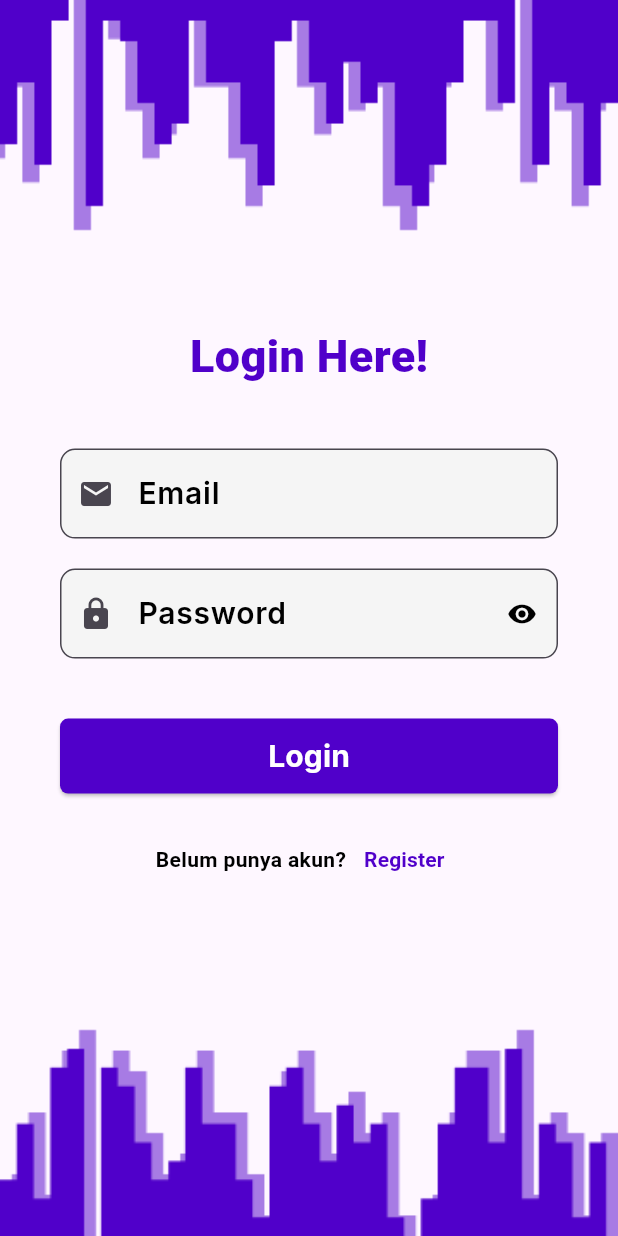
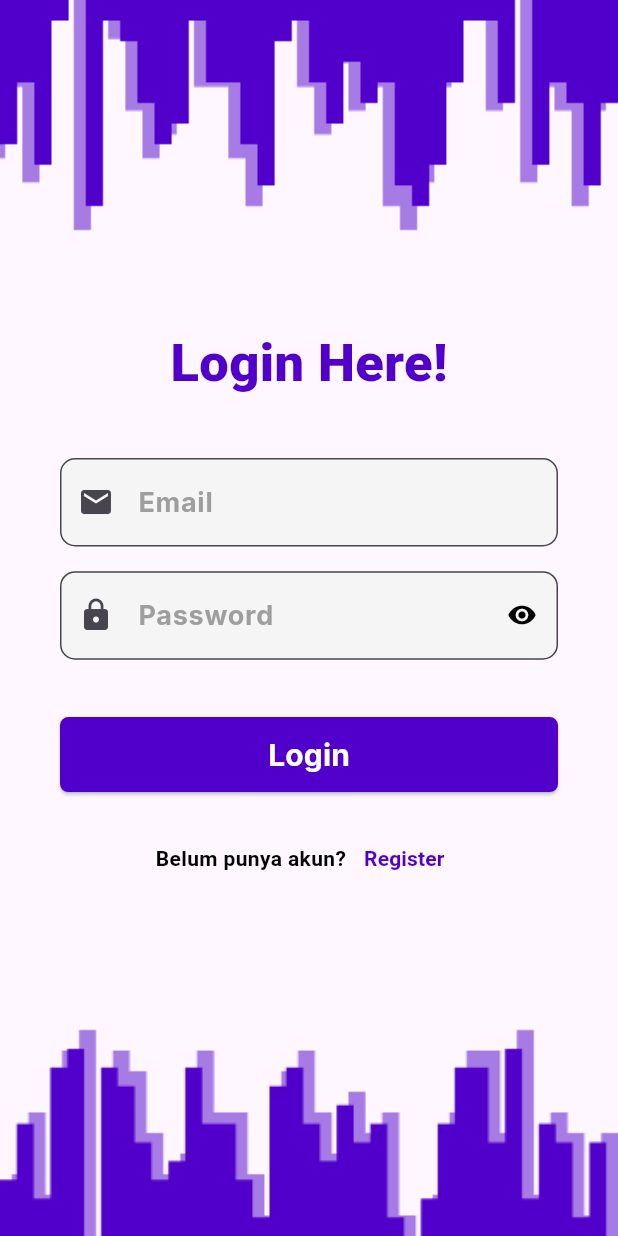
Before and after one commit to AhnafFaizS/Read_Hub, a Flutter app: the screen it shows after launch, after a tap on "Login", on a phone screen of 412 x 824 dp. Run offline on Flutter 3.47's test engine with Material 3 defaults, Android fonts, the phone set to English and light mode, and no system bars; drawn by our look-alikes of auto_size_text; our stand-ins replace dio, email_validator, get, get_storage, google_fonts, pretty_dio_logger.

Commit message:
update slicing design responsif

```diff
--- a/lib/app/components/customPopulerBuku.dart
+++ b/lib/app/components/customPopulerBuku.dart
@@ -44,7 +44,7 @@ class CustomPopulerBuku extends StatelessWidget {
 
     double totalHeight = ((items.length / kartuPerBaris) * (tinggiKartu + spacingVertikal)) + spacingVertikal;
      return Container(
-       height: totalHeight,
+       height: MediaQuery.of(context).size.height * 0.5,
       child: GridView.builder(
         gridDelegate: const SliverGridDelegateWithFixedCrossAxisCount(
           crossAxisCount: 3,
--- a/lib/app/data/constant/endpoint.dart
+++ b/lib/app/data/constant/endpoint.dart
@@ -1,6 +1,6 @@
 class Endpoint {
   static const String baseUrlApi =
-      "http://192.168.220.229:8000/api/users/";
+      "http://192.168.43.21:8000/api/users/";
 
   static const String register = "${baseUrlApi}registrasi";
   static const String login = "${baseUrlApi}login";
--- a/lib/app/modules/home/views/home_view.dart
+++ b/lib/app/modules/home/views/home_view.dart
@@ -44,7 +44,7 @@ class HomeView extends GetView<HomeController> {
         width: width,
         height : height,
         child: Padding(
-          padding: const EdgeInsets.symmetric(horizontal: 20, vertical: 20),
+          padding: const EdgeInsets.symmetric(horizontal: 20),
           child: SingleChildScrollView(
             child: Column(
               mainAxisAlignment: MainAxisAlignment.start,
--- a/lib/app/modules/login/views/login_view.dart
+++ b/lib/app/modules/login/views/login_view.dart
@@ -17,13 +17,18 @@ class LoginView extends GetView<LoginController> {
     const Color buttonColor = Color(0xFF5000CA);
     const Color backgroundInput = Color(0xFFF5F5F5);
 
-    // Variabel menampung lebar dan tinggi
-    final width = MediaQuery.of(context).size.width;
-    final height = MediaQuery.of(context).size.height;
+    // Font Size
+    double heading = 35.0;
+    double textField = 18.0;
+    double textButton = 20.0;
+
+    // Size
+    double width = MediaQuery.of(context).size.width;
+    double height = MediaQuery.of(context).size.height;
 
     return Scaffold(
       body: SingleChildScrollView(
-        child: Container(
+        child: SizedBox(
           width: width,
           height: height,
           child: Form(
@@ -50,7 +55,7 @@ class LoginView extends GetView<LoginController> {
                           'Login Here!',
                           style: GoogleFonts.holtwoodOneSc(
                             color: buttonColor,
-                            fontSize: 30.0,
+                            fontSize: heading,
                             fontWeight: FontWeight.w800,
                           ),
                         ),
@@ -61,11 +66,11 @@ class LoginView extends GetView<LoginController> {
                           crossAxisAlignment: CrossAxisAlignment.start,
                           children: [
                             Padding(
-                              padding: const EdgeInsets.symmetric(horizontal: 40, vertical: 10),
+                              padding: EdgeInsets.symmetric(horizontal: 40, vertical: height * 0.010),
                               child: TextFormField(
                                 style: GoogleFonts.inter(
-                                    fontSize: 20,
-                                    fontWeight: FontWeight.w600,
+                                    fontSize: textField,
+                                    fontWeight: FontWeight.w700,
                                     color: Colors.black
                                 ),
                                controller: controller.emailController,
@@ -75,15 +80,15 @@ class LoginView extends GetView<LoginController> {
                                   prefixIcon: const Icon(Icons.email),
                                   hintText: 'Email',
                                   hintStyle: GoogleFonts.inter(
-                                      fontSize: 20,
-                                      fontWeight: FontWeight.w600,
-                                      color: Colors.black
+                                      fontSize: textField,
+                                      fontWeight: FontWeight.w700,
+                                      color: Colors.grey
                                   ),
                                   border: OutlineInputBorder(
                                     borderRadius: BorderRadius.circular(10),
                                   ),
                                   contentPadding: const EdgeInsets.symmetric(
-                                      vertical: 15.0, horizontal: 20.0),
+                                      vertical: 16.0, horizontal: 20.0),
                                 ),
                                 validator: (value){
                                   if (value!.isEmpty){
@@ -106,12 +111,12 @@ class LoginView extends GetView<LoginController> {
                           crossAxisAlignment: CrossAxisAlignment.start,
                           children: [
                             Padding(
-                                padding: const EdgeInsets.symmetric(horizontal: 40, vertical: 10),
+                                padding: EdgeInsets.symmetric(horizontal: 40, vertical: height * 0.010),
                                 child: Obx(()=>
                                     TextFormField(
                                       style: GoogleFonts.inter(
-                                          fontSize: 20,
-                                          fontWeight: FontWeight.w600,
+                                          fontSize: textField,
+                                          fontWeight: FontWeight.w700,
                                           color: Colors.black
                                       ),
                                       controller: controller.passwordController,
@@ -134,19 +139,33 @@ class LoginView extends GetView<LoginController> {
                                         ),
                                         hintText: 'Password',
                                         hintStyle: GoogleFonts.inter(
-                                          fontSize: 20,
-                                          fontWeight: FontWeight.w600,
-                                          color: Colors.black,
+                                            fontSize: textField,
+                                            fontWeight: FontWeight.w700,
+                                            color: Colors.grey
                                         ),
                                         border: OutlineInputBorder(
                                           borderRadius: BorderRadius.circular(10),
                                         ),
                                         contentPadding: const EdgeInsets.symmetric(
-                                            vertical: 15.0, horizontal: 20.0),
+                                            vertical: 16.0, horizontal: 20.0),
                                       ),
-                                      validator: (value){
-                                        if (value!.isEmpty){
-                                          return 'Password tidak boleh kosong!';
+                                      validator: (value) {
+                                        if (value!.isEmpty) {
+                                          return 'Please input password';
+                                        } else if (value.length < 8){
+                                          return 'Panjang password harus lebih dari 8';
+                                        }
+                                        // Validasi setidaknya satu huruf besar
+                                        else if (!value.contains(RegExp(r'[A-Z]'))) {
+                                          return 'Password harus mengandung satu huruf besar';
+                                        }
+                                        // Validasi setidaknya satu karakter khusus
+                                        else if (!value.contains(RegExp(r'[!@#$%^&*(),.?":{}|<>]'))) {
+                                          return 'Password harus mengandung satu karakter khusus';
+                                        }
+                                        // Validasi setidaknya satu angka
+                                        else if (!value.contains(RegExp(r'[0-9]'))) {
+                                          return 'Password harus mengandung minimal 1 angka';
                                         }
                                         return null;
                                       },
@@ -178,7 +197,7 @@ class LoginView extends GetView<LoginController> {
                                       child: Text(
                                         "Login",
                                         style: GoogleFonts.inter(
-                                            fontSize: 20,
+                                            fontSize: textButton,
                                             fontWeight: FontWeight.w700,
                                             color: Colors.white),
                                       )
@@ -204,7 +223,7 @@ class LoginView extends GetView<LoginController> {
                                     ),
                                     TextButton(
                                       onPressed: (){
-                                        Get.to( Get.toNamed(Routes.REGISTER), transition: Transition.fadeIn);
+                                        Get.offAllNamed(Routes.REGISTER);
                                       },
                                       child: FittedBox(
                                         child: Text('Register',
--- a/lib/app/modules/onboarding/views/onboarding_view.dart
+++ b/lib/app/modules/onboarding/views/onboarding_view.dart
@@ -16,8 +16,7 @@ class OnboardingView extends GetView<OnboardingController> {
 
     return Scaffold(
 
-      body: Container(
-        child: Center(
+      body: Center(
         child: Column(
           mainAxisAlignment: MainAxisAlignment.spaceBetween,
           children: [
@@ -31,7 +30,11 @@ class OnboardingView extends GetView<OnboardingController> {
             ),
 
             SizedBox(
+              child: Padding(
+                padding: const EdgeInsets.symmetric(horizontal: 50),
                 child: Column(
+                  mainAxisAlignment: MainAxisAlignment.center,
+                  crossAxisAlignment: CrossAxisAlignment.center,
                   children: [
                     Image.asset(
                         'assets/images/splash/logo_readhub.png'
@@ -51,28 +54,25 @@ class OnboardingView extends GetView<OnboardingController> {
                       ),
                     ),
 
-                    Padding(
-                        padding: const EdgeInsets.symmetric(vertical: 10, horizontal: 50),
-                        child: Center(
+                    Center(
                       child: AutoSizeText(
                         '"READ HUB" bisa diartikan sebagai "pusat membaca" '
                             'dalam bahasa Inggris. "READ" mencerminkan aksi membaca, '
                             'sedangkan "HUB" menunjukkan pusat atau tempat kumpulan.',
                         style: GoogleFonts.holtwoodOneSc(
                           color: textColor,
-                              fontSize: 14.0,
+                          fontSize: 12.0,
                           fontWeight: FontWeight.w500,
                         ),
-                            minFontSize: 12.0,
-                            maxFontSize: 16.0,
-                            maxLines: 3,
+                        minFontSize: 10.0,
+                        maxFontSize: 12.0,
+                        maxLines: 5,
                         textAlign: TextAlign.center,
                       ),
-                        )
                     ),
 
                     Padding(
-                        padding: const EdgeInsets.symmetric(vertical: 50, horizontal: 50),
+                        padding: const EdgeInsets.symmetric(vertical: 40),
                         child: Column(
                           children: [
                             SizedBox(
@@ -122,6 +122,7 @@ class OnboardingView extends GetView<OnboardingController> {
                   ],
                 ),
               ),
+            ),
 
             Flexible(
               flex: 1,
@@ -133,7 +134,6 @@ class OnboardingView extends GetView<OnboardingController> {
             ),
           ],
         ),
-        ),
       )
     );
   }
--- a/lib/app/modules/splash/views/splash_view.dart
+++ b/lib/app/modules/splash/views/splash_view.dart
@@ -36,14 +36,23 @@ class SplashView extends GetView<SplashController> {
                     width: double.infinity,
                   ),
                 ),
-                Image.asset(
-                    'assets/images/splash/logo_readhub.png'
-                ),
 
-                const CircularProgressIndicator(
-                  color: Colors.black,
-                  backgroundColor: Colors.grey,
-                  valueColor: AlwaysStoppedAnimation<Color>(Color(0xFF5000CA)),
+                Column(
+                  crossAxisAlignment: CrossAxisAlignment.center,
+                  mainAxisAlignment: MainAxisAlignment.center,
+                  children: [
+                    Padding(
+                      padding: const EdgeInsets.only(bottom: 30),
+                      child: Image.asset(
+                          'assets/images/splash/logo_readhub.png'
+                      ),
+                    ),
+                    const CircularProgressIndicator(
+                      color: Colors.black,
+                      backgroundColor: Colors.grey,
+                      valueColor: AlwaysStoppedAnimation<Color>(Color(0xFF5000CA)),
+                    ),
+                  ],
                 ),
 
                 Flexible(
--- a/lib/app/routes/app_pages.dart
+++ b/lib/app/routes/app_pages.dart
@@ -41,16 +41,19 @@ class AppPages {
       name: _Paths.LOGIN,
       page: () => const LoginView(),
       binding: LoginBinding(),
+      transition: Transition.cupertino
     ),
     GetPage(
       name: _Paths.ONBOARDING,
       page: () => const OnboardingView(),
       binding: OnboardingBinding(),
+      transition: Transition.cupertinoDialog
     ),
     GetPage(
       name: _Paths.REGISTER,
       page: () => const RegisterView(),
       binding: RegisterBinding(),
+      transition: Transition.cupertinoDialog
     ),
     GetPage(
       name: _Paths.DASHBOARD,
```
Also changed, not shown: lib/app/modules/login/controllers/login_controller.dart (+31 -14 lines), lib/app/modules/register/controllers/register_controller.dart (+31 -14 lines), lib/app/modules/register/views/register_view.dart (+27 -18 lines), pubspec.yaml (+7 -0 lines), assets/images/icon_aplikasi.png (added), pubspec.lock, 27 other files. Lines whose indentation alone changed are shown as unchanged.
